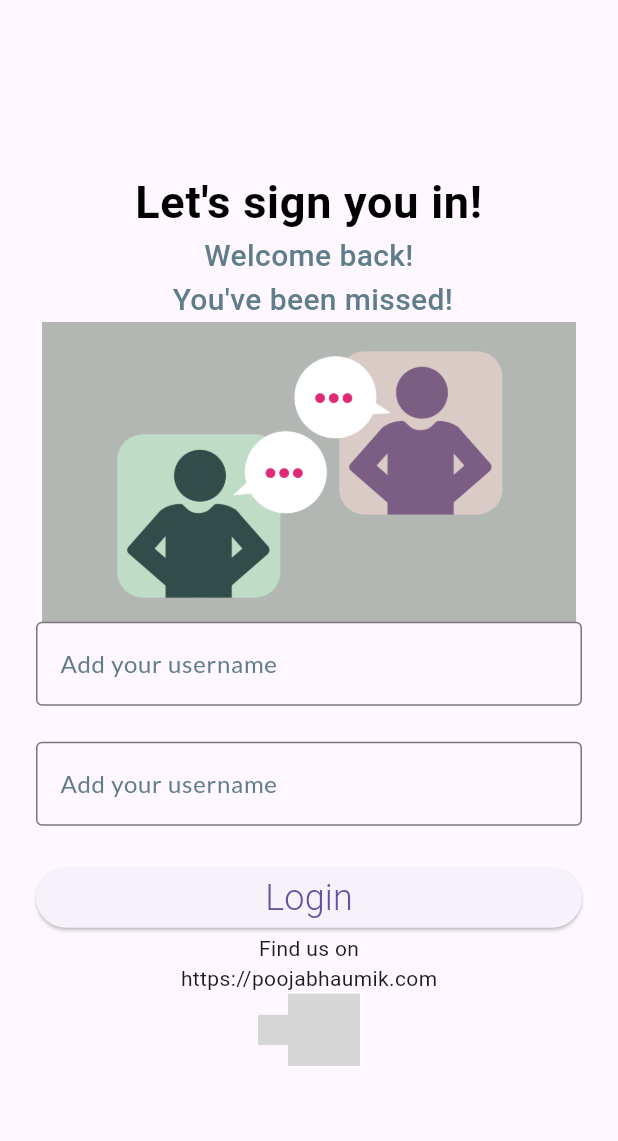
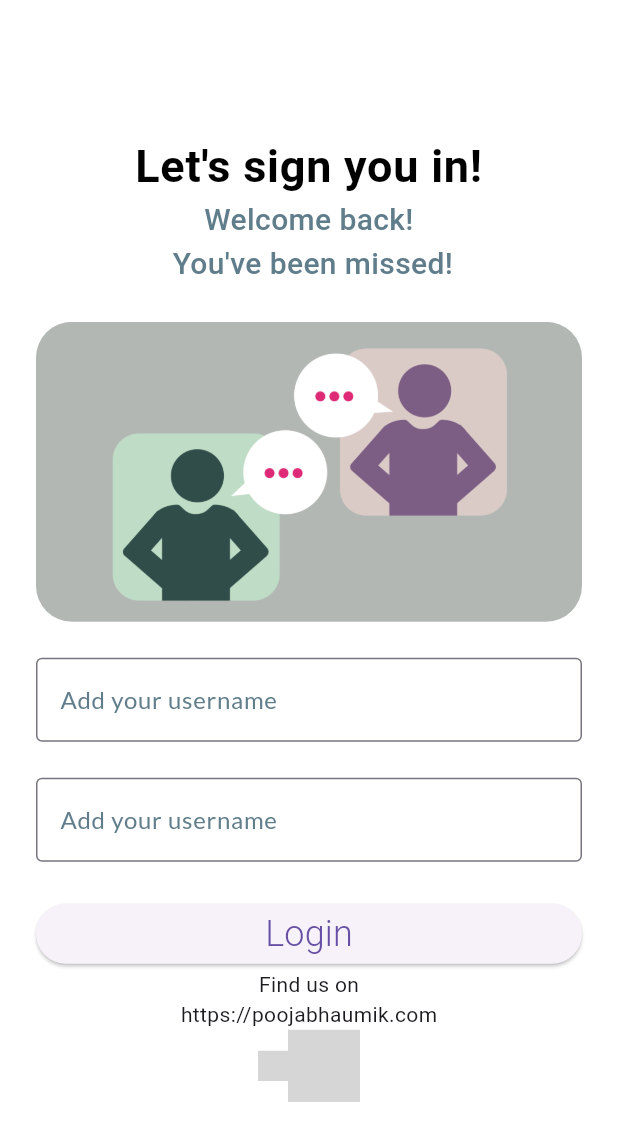
Before and after one commit to Joachim-23/Chat_App, a Flutter app: the screen it shows after launch, on a phone screen of 412 x 824 dp. Shown: the top 1141 px of the screen. Run offline on Flutter 3.47's test engine with Material 3 defaults, Android fonts, the phone set to English and light mode, and no system bars; our stand-ins replace google_fonts; missing offline and left inert: social_media_buttons; grey boxes are pictures that could not be loaded.

Commit message:
Creating rounded UI elements

```diff
--- a/lib/Chatpage.dart
+++ b/lib/Chatpage.dart
@@ -53,6 +53,7 @@ class _ChatPageState extends State<ChatPage> {
     final username = ModalRoute.of(context)!.settings.arguments as String;
 
     return Scaffold(
+      backgroundColor: Colors.white,
       appBar: AppBar(
         backgroundColor: Colors.transparent,
         elevation: 0,
--- a/lib/LoginPage.dart
+++ b/lib/LoginPage.dart
@@ -30,6 +30,7 @@ class LoginPage extends StatelessWidget {
   @override
   Widget build(BuildContext context) {
     return Scaffold(
+      backgroundColor: Colors.white,
       body: Center(
         child: Padding(
           padding: const EdgeInsets.all(24.0),
@@ -54,10 +55,17 @@ class LoginPage extends StatelessWidget {
                     fontSize: 20,
                     color: Colors.blueGrey),
               ),
-              Image.asset(
-                'assets/illustration.png',
+              verticalSpacing(24),
+              Container(
                 height: 200,
+                width: MediaQuery.of(context).size.width,
+                decoration: BoxDecoration(
+                    image: DecorationImage(
+                        fit: BoxFit.fitWidth,
+                        image: AssetImage('assets/illustration.png')),
+                    borderRadius: BorderRadius.circular(24)),
               ),
+              verticalSpacing(24),
               Form(
                 key: _formkey,
                 child: Column(
--- a/lib/main.dart
+++ b/lib/main.dart
@@ -14,6 +14,7 @@ class MyApp extends StatelessWidget {
     return MaterialApp(
       title: 'Chat App!!!',
       theme: ThemeData(
+          canvasColor: Colors.transparent,
           primarySwatch: Colors.deepPurple,
           appBarTheme: AppBarTheme(
               backgroundColor: Colors.blue, foregroundColor: Colors.black)),
```
Also changed, not shown: lib/widgets/Chatbubble.dart (+10 -5 lines), lib/widgets/picker_body.dart (+13 -5 lines).
